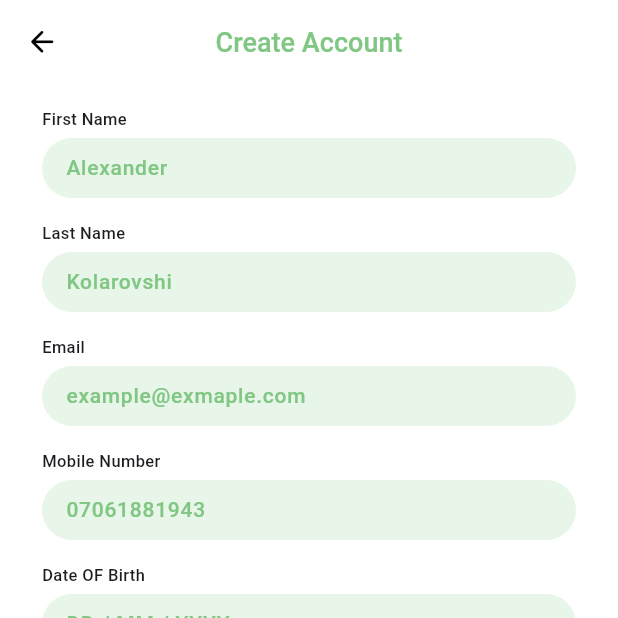
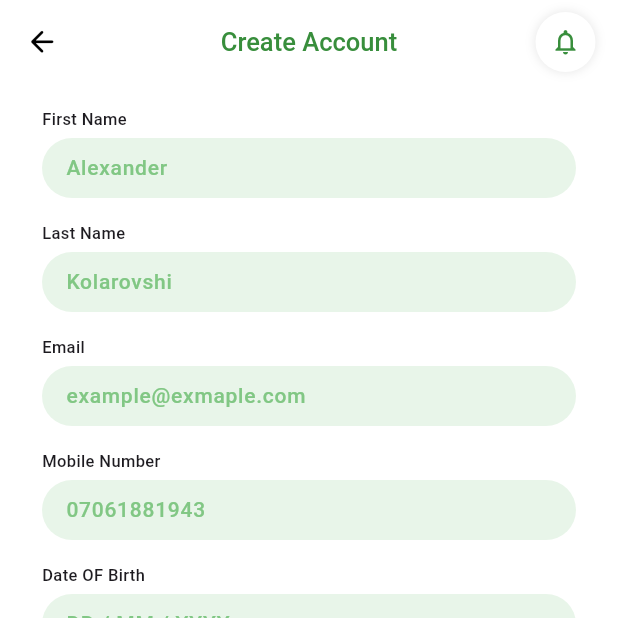
Before and after one commit to AJFX-01/joefloxy, a Flutter app: the SignUpPage screen opened by its route, on a phone screen of 412 x 824 dp, the top half of it. Run offline on Flutter 3.47's test engine with Material 3 defaults, Android fonts, the light colour scheme and no system bars; our stand-ins replace material_design_icons_flutter.

Commit message:
feat: done with the profile page

```diff
--- a/lib/screens/auth/login.dart
+++ b/lib/screens/auth/login.dart
@@ -14,12 +14,11 @@ class LoginPage extends StatefulWidget {
 class _LoginPageState extends State<LoginPage> {
   bool obscurePassword = false;
   bool _rememberMe = false;
-  void prevPage() => Navigator.pop(context);
 
   @override
   Widget build(BuildContext context) {
     return Scaffold(
-        appBar: appBar("Log In", prevPage),
+        appBar: appBar("Log In", context),
         backgroundColor: AppColor.whiteColor,
         body: SingleChildScrollView(
           child: Padding(
--- a/lib/screens/auth/signup.dart
+++ b/lib/screens/auth/signup.dart
@@ -33,7 +33,7 @@ class _SignUpPageState extends State<SignUpPage> {
     return Scaffold(
         appBar: appBar(
           "Create Account",
-          prevPage
+          context
         ),
         backgroundColor: AppColor.whiteColor,
         body: SingleChildScrollView(
--- a/lib/screens/home/home.dart
+++ b/lib/screens/home/home.dart
@@ -92,7 +92,7 @@ class _HomePageState extends State<HomePage> {
           ),
         ),
       ),
-      floatingActionButton: const BottomMenu(),
+      floatingActionButton: const BottomMenu(active: 0,),
       floatingActionButtonLocation: FloatingActionButtonLocation.centerDocked,
     );
   }
--- a/lib/utils/routes.dart
+++ b/lib/utils/routes.dart
@@ -5,6 +5,7 @@ import 'package:joefloxy/screens/splashscrren.dart';
 
 import '../screens/auth/signup.dart';
 import '../screens/home/home.dart';
+import '../screens/profile/profile.dart';
 
 class Routes {
   static const splashPage = '/';
@@ -36,6 +37,8 @@ class Routes {
     signupPage: (context) => const SignUpPage(),
 
     homePage: (context) => const HomePage(),
+
+    profilePage: (context) => const ProfilePage(),
   };
 
   static Route<dynamic>? generateRoute(RouteSettings settings) {
--- a/lib/utils/widget_utils.dart
+++ b/lib/utils/widget_utils.dart
@@ -19,12 +19,12 @@ Widget indicator(Color? color, double width) {
   );
 }
 
-PreferredSizeWidget appBar(String title, void Function() back) {
+PreferredSizeWidget appBar(String title, BuildContext context, {bool isProfile = false}) {
   return AppBar(
     elevation: 0,
     backgroundColor: AppColor.whiteColor,
     leading: IconButton(
-        onPressed: back,
+        onPressed: () => Navigator.pop(context),
         icon: Icon(
           Icons.arrow_back_rounded,
           size: 23,
@@ -33,11 +33,59 @@ PreferredSizeWidget appBar(String title, void Function() back) {
     title: Text(
       title,
       style: TextStyle(
-          color: AppColor.secondaryColorLight,
-          fontSize: 18,
+          color: AppColor.secondaryColor,
+          fontSize: 17,
           fontWeight: FontWeight.w500),
     ),
     centerTitle: true,
+    actions: [
+      isProfile ?
+      Container(
+        width: 40,
+        height: 40,
+        decoration: BoxDecoration(
+            boxShadow: [
+              BoxShadow(
+                color: Colors.black.withOpacity(0.1),
+                blurRadius: 5,
+                offset: Offset.zero
+              )
+            ],
+            color: AppColor.whiteColor, borderRadius: BorderRadius.circular(20)),
+        child: Center(
+          child: IconButton(
+              onPressed: () {},
+              icon: Icon(Icons.edit_outlined,
+                  size: 20, color: AppColor.secondaryColor),
+              padding: EdgeInsets.zero,
+              constraints: const BoxConstraints()),
+        ),
+      ) :
+      Container(
+        width: 40,
+        height: 40,
+        decoration: BoxDecoration(
+            boxShadow: [
+              BoxShadow(
+                color: Colors.black.withOpacity(0.1),
+                blurRadius: 5,
+                offset: Offset.zero
+              )
+            ],
+            color: AppColor.whiteColor, borderRadius: BorderRadius.circular(20)),
+        child: Center(
+          child: IconButton(
+              onPressed: () {},
+              icon: Icon(Icons.notifications_outlined,
+                  size: 20, color: AppColor.secondaryColor),
+              padding: EdgeInsets.zero,
+              constraints: const BoxConstraints()),
+        ),
+      ),
+      const SizedBox(
+        width: 15,
+      ),
+    ],
   );
 }
 
```
Also changed, not shown: lib/screens/home/components/bottom_menu.dart (+9 -10 lines), lib/screens/profile/components/user_details.dart (added, +49 -0 lines), lib/screens/profile/profile.dart (added, +101 -0 lines), assets/images/profile.png (added).
